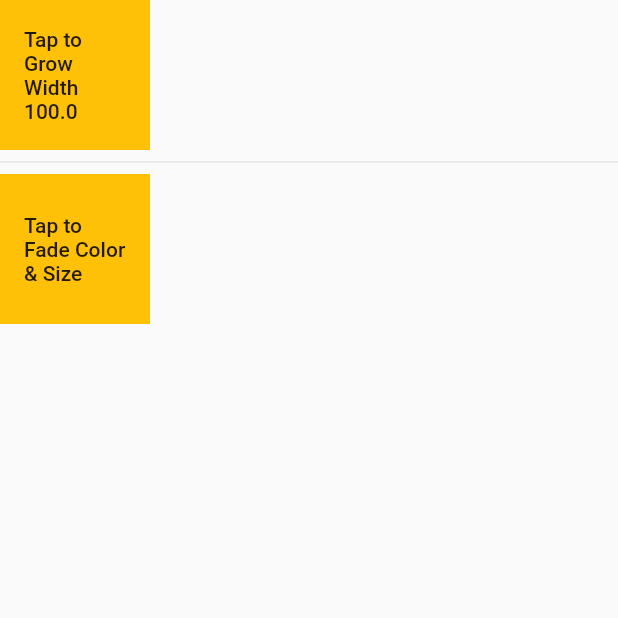
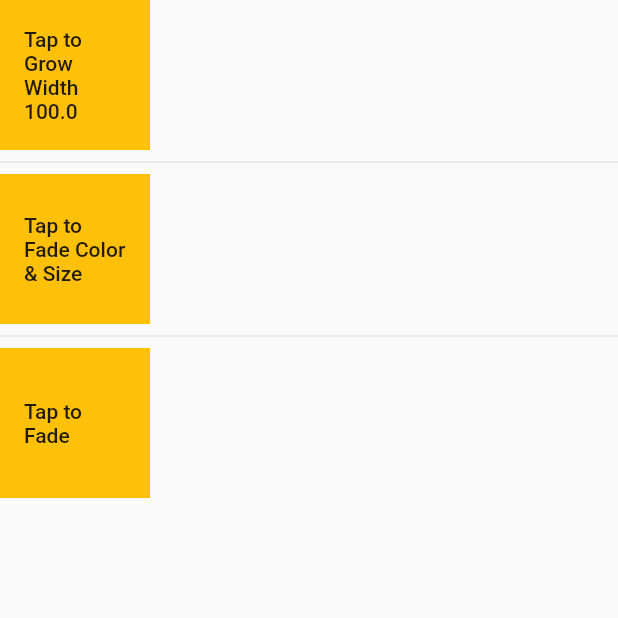
Before and after one commit to sanix-sandel/Flutter_, a Flutter app: the screen it shows after launch, on a phone screen of 412 x 824 dp, the top half of it. Run offline on Flutter 3.47's test engine with Material 2 defaults, Android fonts, the phone set to English and light mode, and no system bars.

Commit message:
Animated Fade

```diff
--- /dev/null
+++ b/lib/animated_opacity.dart
@@ -0,0 +1,40 @@
+import 'package:flutter/material.dart';
+
+class AnimatedOpacityWidget extends StatefulWidget {
+  const AnimatedOpacityWidget({Key? key}) : super(key: key);
+
+  @override
+  _AnimatedOpacityWidgetState createState() => _AnimatedOpacityWidgetState();
+}
+
+class _AnimatedOpacityWidgetState extends State<AnimatedOpacityWidget> {
+  double _opacity = 1.0;
+
+  void _animatedOpacity() {
+    setState(() {
+      _opacity = _opacity == 1.0 ? 0.3 : 1.0;
+    });
+  }
+
+  @override
+  Widget build(BuildContext context) {
+    return Row(
+      children: <Widget>[
+        AnimatedOpacity(
+          duration: Duration(milliseconds: 500),
+          opacity: _opacity,
+          child: Container(
+              color: Colors.amber,
+              height: 100.0,
+              width: 100.0,
+              child: FlatButton(
+                child: Text('Tap to Fade'),
+                onPressed: () {
+                  _animatedOpacity();
+                },
+              )),
+        )
+      ],
+    );
+  }
+}
--- a/lib/home.dart
+++ b/lib/home.dart
@@ -1,6 +1,7 @@
 import 'package:flutter/material.dart';
 import 'package:flutter_widgets/animated_container.dart';
 import 'package:flutter_widgets/animated_cross_fade.dart';
+import 'package:flutter_widgets/animated_opacity.dart';
 
 class Home extends StatefulWidget {
   const Home({Key? key}) : super(key: key);
@@ -19,6 +20,8 @@ class _HomeState extends State<Home> {
           AnimatedContainerWidget(),
           Divider(),
           AnimatedCrossFadeWidget(),
+          Divider(),
+          AnimatedOpacityWidget(),
         ],
       ),
     ));
```
